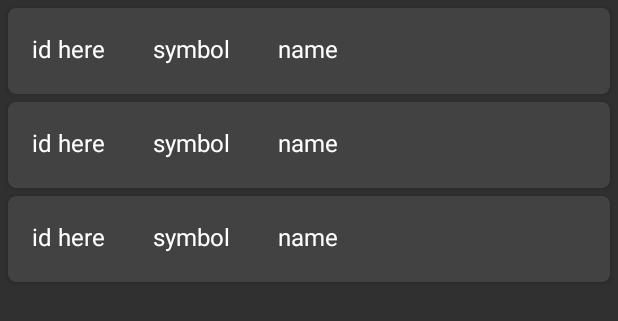
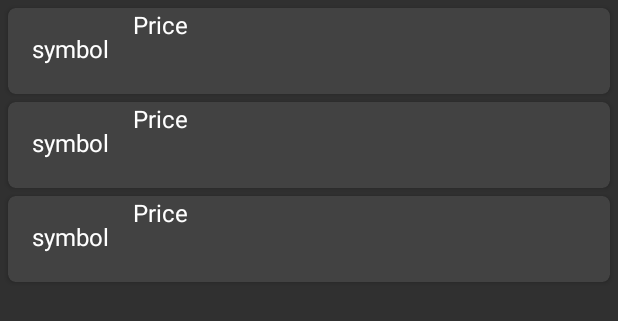
Before and after one commit to greyog/fts_new, an Android app: the layout fragment_pair_list.xml on its own in the app's theme, with its tools: preview values and no code run, on a phone screen of 412 x 824 dp. Shown: the top 321 px of the screen. Run offline under Robolectric (Android 15) with nearby library versions, the phone set to English and light mode, and no system bars.

Commit message:
list item layout correction

```diff
--- a/app/src/main/java/com/greyogproducts/greyog/fts/MainActivity.kt
+++ b/app/src/main/java/com/greyogproducts/greyog/fts/MainActivity.kt
@@ -21,11 +21,14 @@ import java.util.*
 
 class MainActivity : AppCompatActivity(), SummaryFragment.OnListFragmentInteractionListener, OnSearchResponseListener {
     private lateinit var mSearchAutoComplete: SearchView.SearchAutoComplete
+    @SuppressLint("RestrictedApi")
     override fun onSearchResponse(response: MyResponseResult?) {
         val respList = response?.all?.size?.let { it -> List(it) {"${response.all[it].pairID} ${response.all[it].name}"} }
 //        println("onSearchResponse: ${response}")
         val adptr = respList?.let { SuggestionAdapter(this, it) }
         mSearchAutoComplete.setAdapter(adptr)
+        mSearchAutoComplete.threshold = 1
+
 
     }
 
@@ -66,7 +69,6 @@ class MainActivity : AppCompatActivity(), SummaryFragment.OnListFragmentInteract
     }
 
 
-    @SuppressLint("RestrictedApi")
     override fun onCreateOptionsMenu(menu: Menu): Boolean {
         // Inflate the menu; this adds items to the action bar if it is present.
         menuInflater.inflate(R.menu.menu_main, menu)
@@ -85,7 +87,6 @@ class MainActivity : AppCompatActivity(), SummaryFragment.OnListFragmentInteract
 
         })
         mSearchAutoComplete  = mSearch.findViewById(android.support.v7.appcompat.R.id.search_src_text)
-        mSearchAutoComplete.threshold = 1
         mSearchAutoComplete.setOnItemClickListener { adapterView, view, i, l ->
             Toast.makeText(this, mSearchAutoComplete.adapter.getItem(i) as String, Toast.LENGTH_SHORT).show()
 
--- a/app/src/main/java/com/greyogproducts/greyog/fts/RetrofitHelper.kt
+++ b/app/src/main/java/com/greyogproducts/greyog/fts/RetrofitHelper.kt
@@ -106,6 +106,7 @@ class RetrofitHelper {
             raw = raw.replace("""\n""","")
             raw = raw.replace("""\t""","")
             raw = raw.replace("""\""","")
+            println(raw)
             val doc = Jsoup.parse(raw)
             val head = doc.getElementsByTag("thead")
             val cols = ArrayList<String>()
@@ -136,7 +137,8 @@ class RetrofitHelper {
                 for (td in tr.select("td")) {
                     if (td.hasClass("symbol")){
                         val a = td.getElementsByTag("a").first()
-                        lastItem.name = a.text()
+                        lastItem.name = a.attr("title")
+                        lastItem.symbol = a.text()
                         val p = td.getElementsByTag("p").first()
                         lastItem.price = p.text()
                         continue
@@ -150,7 +152,7 @@ class RetrofitHelper {
                 }
             }
             instance.onResponseListener?.onSummaryResponse(cols, itemList)
-//            println(itemList)
+            println(itemList)
             return response
         }
 
--- a/app/src/main/res/layout/fragment_pair.xml
+++ b/app/src/main/res/layout/fragment_pair.xml
@@ -19,7 +19,8 @@
             android:layout_width="wrap_content"
             android:layout_height="wrap_content"
             android:layout_margin="@dimen/text_margin"
-            android:text="id here"
+            android:text=""
+            android:visibility="gone"
             android:textAppearance="?attr/textAppearanceListItem" />
 
         <TextView
@@ -33,20 +34,29 @@
             android:textAppearance="?attr/textAppearanceListItem" />
 
         <TextView
-            android:id="@+id/tvName"
+            android:id="@+id/tvPrice"
             android:layout_width="wrap_content"
             android:layout_height="wrap_content"
-            android:layout_margin="@dimen/text_margin"
             android:layout_toEndOf="@id/tvSymbol"
             android:layout_toRightOf="@id/tvSymbol"
-            android:text="name"
+            android:text="Price"
             android:textAppearance="?attr/textAppearanceListItem" />
 
         <LinearLayout
             android:layout_width="match_parent"
             android:layout_height="wrap_content"
-            android:layout_below="@id/tvName"
+            android:layout_below="@id/tvSymbol"
             android:orientation="vertical">
+
+            <TextView
+                android:id="@+id/tvPairDescription"
+                android:layout_width="match_parent"
+                android:layout_height="wrap_content"
+                android:gravity="left"
+                android:layout_margin="@dimen/text_margin"
+                android:text="Description"
+                android:visibility="gone"
+                />
 
             <TextView
                 android:id="@+id/tvSummaryTitle"
```
Also changed, not shown: app/src/main/java/com/greyogproducts/greyog/fts/MyPairRecyclerViewAdapter.kt (+8 -9 lines).
